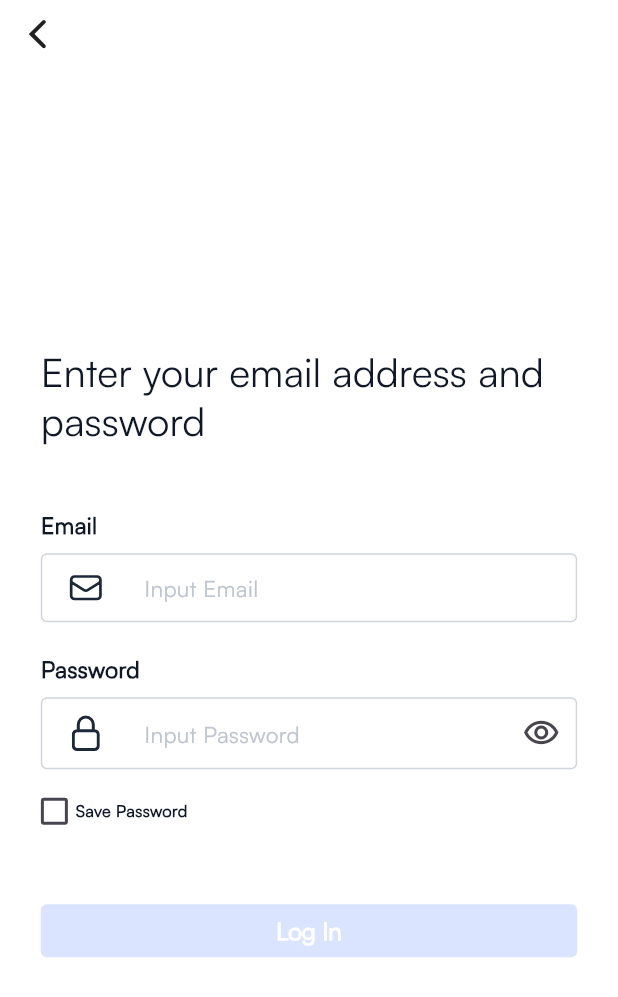
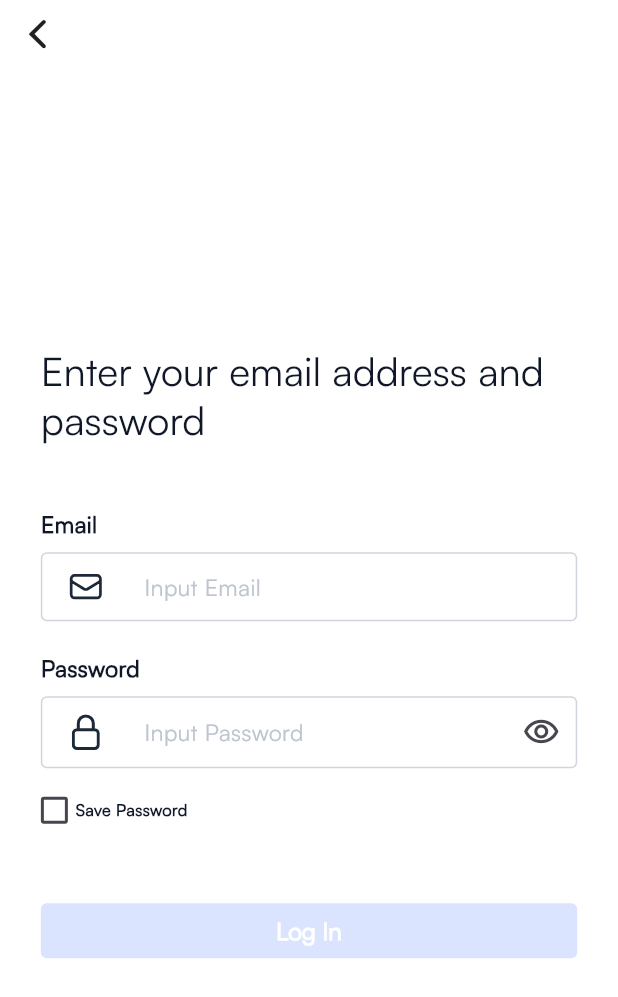
Before and after one commit to Nafis71/snap_share, a Flutter app: the screen it shows after launch, after a tap on "Log In", on a phone screen of 412 x 824 dp. Shown: the top 997 px of the screen. Run offline on Flutter 3.47's test engine with Material 3 defaults, Android fonts, the phone set to English and light mode, and no system bars; our stand-ins replace device_preview, flutter_screenutil, flutter_svg, gap, get, lottie and 1 more.

Commit message:
SSBT-2: Code Refactored - minor fix

```diff
--- a/devtools_options.yaml
+++ b/devtools_options.yaml
@@ -1,3 +1,4 @@
 description: This file stores settings for Dart & Flutter DevTools.
 documentation: https://docs.flutter.dev/tools/devtools/extensions#configure-extension-enablement-states
 extensions:
+  - provider: true
--- a/lib/core/resources/themes/base_styles/text_form_field_style.dart
+++ b/lib/core/resources/themes/base_styles/text_form_field_style.dart
@@ -1,4 +1,5 @@
 import 'package:flutter/material.dart';
+import 'package:flutter_screenutil/flutter_screenutil.dart';
 import 'package:snap_share/core/resources/colors/light_theme_colors.dart';
 
 import '../../colors/app_colors.dart';
@@ -11,10 +12,10 @@ class TextFormFieldStyle {
       prefixStyle: const TextStyle(
         color: Colors.black,
       ),
-      hintStyle: const TextStyle(
+      hintStyle: TextStyle(
         color: LightThemeColors.kTextFormFieldHintColor,
         fontWeight: FontWeight.normal,
-        fontSize: 15,
+        fontSize: 14.sp,
       ),
       enabledBorder: getOutlineInputBorder(),
       focusedBorder: getOutlineInputBorder().copyWith(
--- a/lib/core/utilities/validators/form_validator.dart
+++ b/lib/core/utilities/validators/form_validator.dart
@@ -9,8 +9,9 @@ class FormValidator {
 
   static String? validatePassword(String? password) {
     if (password == null || password.isEmpty) return "Invalid Password";
-    if (password.length < 6)
+    if (password.length < 6) {
       return "Weak password\nProvide at least 6 digit password";
+    }
     return null;
   }
 }
--- a/lib/features/authentication/common/view_model/auth_vm.dart
+++ b/lib/features/authentication/common/view_model/auth_vm.dart
@@ -2,12 +2,6 @@ import 'package:flutter/cupertino.dart';
 import 'package:get/get.dart';
 
 class AuthVM extends GetxController {
-  @override
-  void onInit() {
-    addListeners();
-    super.onInit();
-  }
-
   final Rx<GlobalKey<FormState>> _formKey = GlobalKey<FormState>().obs;
   final Rx<TextEditingController> _emailTEController =
       TextEditingController().obs;
@@ -30,19 +24,15 @@ class AuthVM extends GetxController {
     _passwordTEController.value.clear();
   }
 
-  void addListeners() {
-    _emailTEController.value.addListener(_updateLoginState);
-    _passwordTEController.value.addListener(_updateLoginState);
-  }
 
-  void _updateLoginState() {
+  void updateLoginState() {
     allowForLogin.value = _emailTEController.value.text.isNotEmpty &&
         _passwordTEController.value.text.isNotEmpty &&
         _validateForm() == true;
   }
 
   bool _validateForm() {
-    return formKey.currentState?.validate() ?? false;
+    return _formKey.value.currentState?.validate() ?? false;
   }
 
   @override
--- a/lib/features/authentication/common/widgets/authentication_form.dart
+++ b/lib/features/authentication/common/widgets/authentication_form.dart
@@ -29,17 +29,13 @@ class AuthenticationForm extends StatelessWidget {
           ),
           const Gap(42),
           Obx(
-            () => Wrap(
-              children: [
-                RSizedBox(
-                  width: 0.8.sw,
-                  height: 36.h,
-                  child: ElevatedButton(
-                    onPressed: (authVM.allowForLogin.value) ? () {} : null,
-                    child: const Text(LoginStrings.kLoginBtnText),
-                  ),
-                ),
-              ],
+            () => RSizedBox(
+              width: 0.8.sw,
+              height: 0.09.sw,
+              child: ElevatedButton(
+                onPressed: (authVM.allowForLogin.value) ? () {} : null,
+                child: const Text(LoginStrings.kLoginBtnText),
+              ),
             ),
           ),
         ],
--- a/lib/features/authentication/login/widgets/login_form.dart
+++ b/lib/features/authentication/login/widgets/login_form.dart
@@ -75,6 +75,9 @@ class LoginForm extends StatelessWidget {
       onFieldSubmitted: (value) {
         FocusScope.of(context).requestFocus(authVM.passwordFocusNode);
       },
+      onChanged: (value){
+        authVM.updateLoginState();
+      },
     );
   }
 
@@ -111,6 +114,9 @@ class LoginForm extends StatelessWidget {
           FocusScope.of(context).requestFocus(authVM.emailFocusNode);
         }
       },
+      onChanged: (value){
+        authVM.updateLoginState();
+      },
     );
   }
 }
```
Also changed, not shown: lib/features/authentication/login/widgets/save_password_checkbox.dart (+9 -7 lines).
